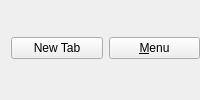
Qt form src/designer/tab_buttons.ui (markop404/media-downloader) before a commit.
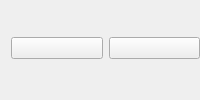
The same form after that commit. Icons and pictures are not drawn.

```diff
--- a/src/designer/tab_buttons.ui
+++ b/src/designer/tab_buttons.ui
@@ -2,6 +2,12 @@
 <ui version="4.0">
  <class>TabButtons</class>
  <widget class="QWidget" name="TabButtons">
+  <property name="font">
+   <font>
+    <stylestrategy>PreferAntialias</stylestrategy>
+    <hintingpreference>PreferFullHinting</hintingpreference>
+   </font>
+  </property>
   <layout class="QHBoxLayout" name="horizontalLayout">
    <property name="topMargin">
     <number>0</number>
@@ -18,10 +24,7 @@
       <enum>Qt::FocusPolicy::NoFocus</enum>
      </property>
      <property name="toolTip">
-      <string>Ctrl+T</string>
-     </property>
-     <property name="text">
-      <string>New Tab</string>
+      <string>New Tab&lt;br&gt;(Ctrl+T)</string>
      </property>
      <property name="icon">
       <iconset theme="list-add"/>
@@ -36,8 +39,11 @@
      <property name="focusPolicy">
       <enum>Qt::FocusPolicy::NoFocus</enum>
      </property>
-     <property name="text">
-      <string>&amp;Menu</string>
+     <property name="toolTip">
+      <string>Menu&lt;br&gt;(Alt+M)</string>
+     </property>
+     <property name="icon">
+      <iconset theme="preferences-other"/>
      </property>
     </widget>
    </item>
```
